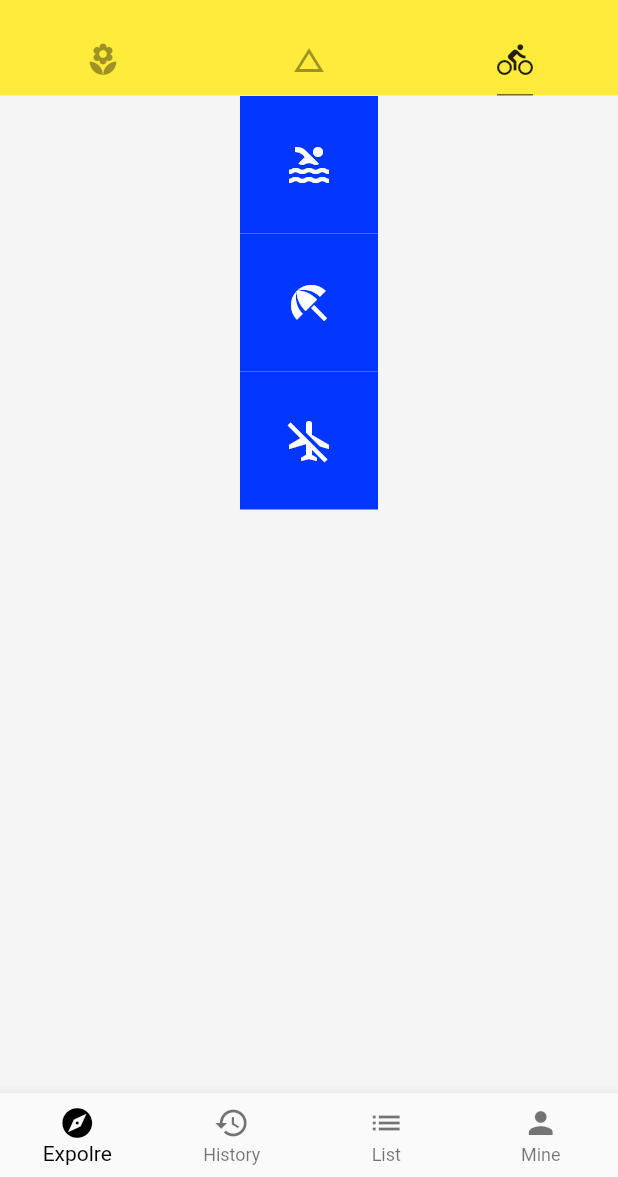
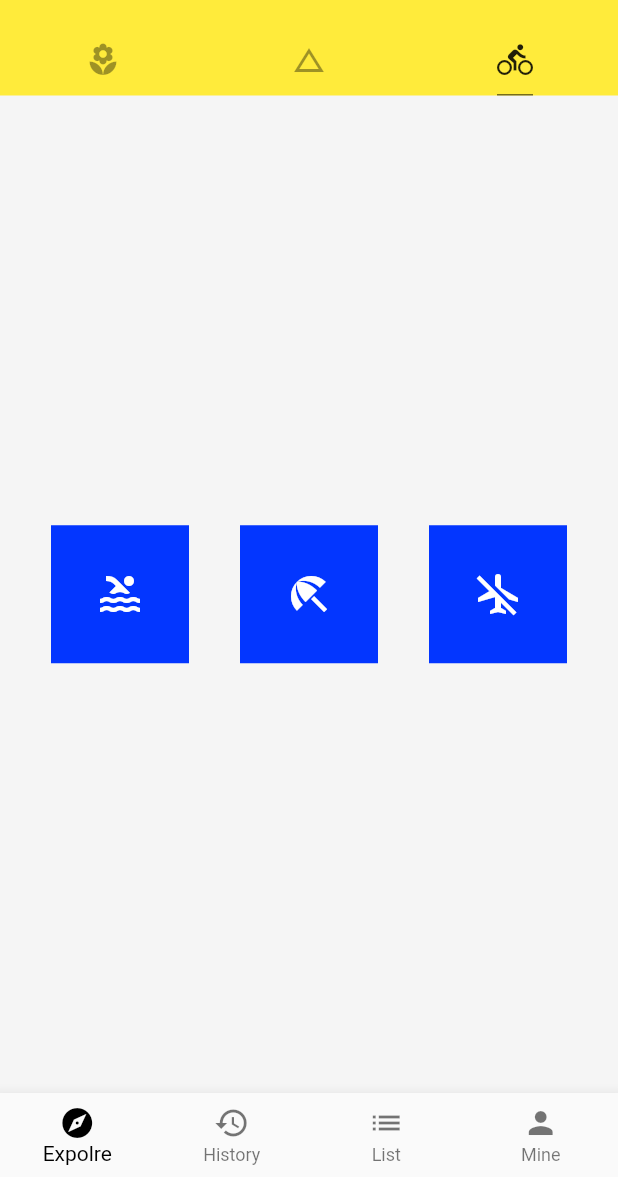
Before and after one commit to XYXiaoYuan/flutter_study, a Flutter app: the screen it shows after launch, tab 3 chosen, on a phone screen of 412 x 824 dp, the part 59-1236 px from its top. Run offline on Flutter 3.47's test engine with Material 2 defaults, Android fonts, the phone set to English and light mode, and no system bars; network calls fail.

Commit message:
mainAxis：主轴

```diff
--- a/flutter_study/lib/demo/layout_demo.dart
+++ b/flutter_study/lib/demo/layout_demo.dart
@@ -4,7 +4,8 @@ class LayoutDemo extends StatelessWidget {
   @override
   Widget build(BuildContext context) {
     return Container(
-      child: Column(
+      child: Row(
+        mainAxisAlignment: MainAxisAlignment.spaceEvenly,
         children: <Widget>[
           IconBadge(Icons.pool),
           IconBadge(Icons.beach_access),
```
